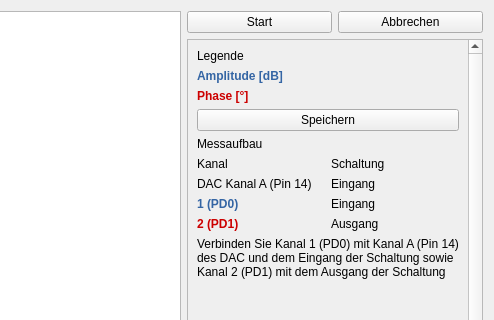
kalanzun/red_lenlab, file lenlab/gui/frequencyform.ui: the form before one commit; both pictures show x 306 to 800 and y 0 to 320 of the 800 by 600 pixel window.
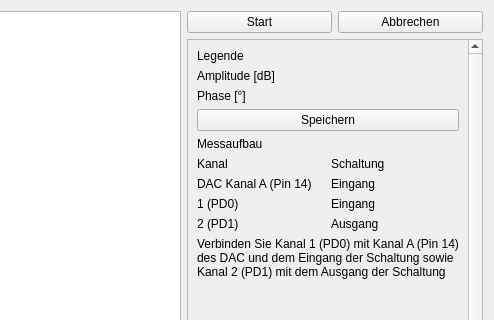
The form after the commit. Custom widgets are drawn as their Qt base class.

Commit message: copy colors from curves to labels

```diff
--- a/lenlab/gui/frequencyform.ui
+++ b/lenlab/gui/frequencyform.ui
@@ -69,24 +69,6 @@
           <height>586</height>
          </rect>
         </property>
-        <property name="styleSheet">
-         <string notr="true">#ch1Label {
-	color: #3465a4;
-	font-weight: bold;
-}
-#ch2Label {
-	color: #cc0000;
-	font-weight: bold;
-}
-#amplitudeLabel {
-	color: #3465a4;
-	font-weight: bold;
-}
-#phaseLabel {
-	color: #cc0000;
-	font-weight: bold;
-}</string>
-        </property>
         <layout class="QVBoxLayout" name="verticalLayout">
          <item>
           <widget class="QLabel" name="label">
```
The commit also changes 6 other files.
